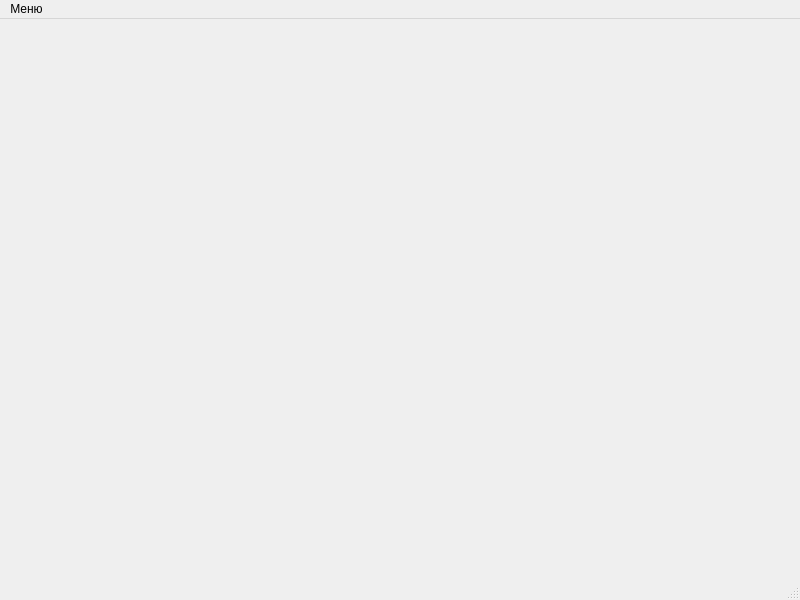
First picture: the form in ui/reports.ui, repository ilya3052/courseProject_adminPanel, before the edit.
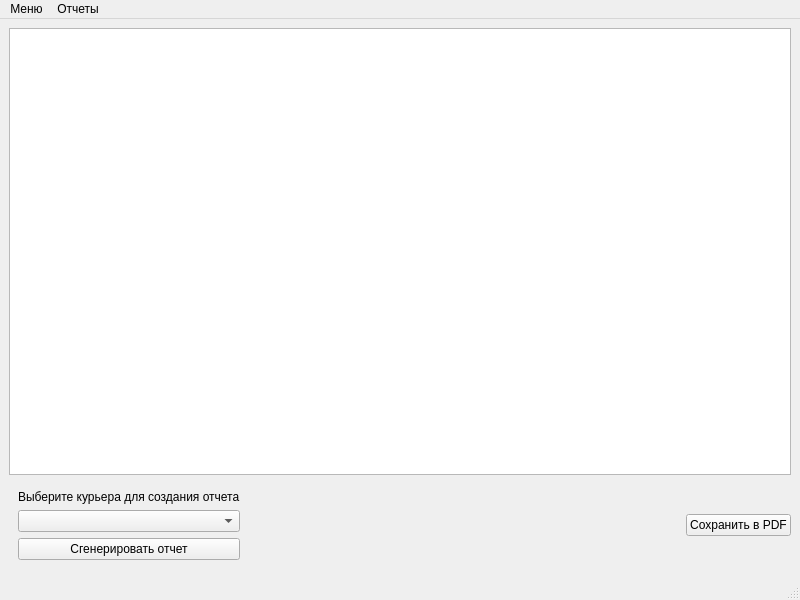
Second picture: the form after the edit.

Commit message: ref: разметка в .ui файлах

Diff of the .ui file:
```diff
--- a/ui/reports.ui
+++ b/ui/reports.ui
@@ -13,7 +13,65 @@
   <property name="windowTitle">
    <string>Отчеты</string>
   </property>
-  <widget class="QWidget" name="centralwidget"/>
+  <widget class="QWidget" name="centralwidget">
+   <layout class="QGridLayout" name="gridLayout">
+    <item row="1" column="0">
+     <widget class="QGroupBox" name="groupBox_2">
+      <property name="styleSheet">
+       <string notr="true">QGroupBox {border: none;}</string>
+      </property>
+      <property name="title">
+       <string/>
+      </property>
+      <layout class="QGridLayout" name="gridLayout_2">
+       <item row="0" column="0">
+        <widget class="QLabel" name="label">
+         <property name="text">
+          <string>Выберите курьера для создания отчета</string>
+         </property>
+        </widget>
+       </item>
+       <item row="2" column="0">
+        <widget class="QPushButton" name="generate_report">
+         <property name="enabled">
+          <bool>true</bool>
+         </property>
+         <property name="text">
+          <string>Сгенерировать отчет</string>
+         </property>
+        </widget>
+       </item>
+       <item row="1" column="0">
+        <widget class="QComboBox" name="courier_listbox"/>
+       </item>
+      </layout>
+     </widget>
+    </item>
+    <item row="0" column="0" colspan="3">
+     <widget class="QTableWidget" name="reports_fields"/>
+    </item>
+    <item row="1" column="2">
+     <widget class="QPushButton" name="save_as_PDF">
+      <property name="text">
+       <string>Сохранить в PDF</string>
+      </property>
+     </widget>
+    </item>
+    <item row="1" column="1">
+     <spacer name="horizontalSpacer">
+      <property name="orientation">
+       <enum>Qt::Orientation::Horizontal</enum>
+      </property>
+      <property name="sizeHint" stdset="0">
+       <size>
+        <width>40</width>
+        <height>20</height>
+       </size>
+      </property>
+     </spacer>
+    </item>
+   </layout>
+  </widget>
   <widget class="QMenuBar" name="menubar">
    <property name="geometry">
     <rect>
@@ -33,7 +91,16 @@
     <addaction name="separator"/>
     <addaction name="action_4"/>
    </widget>
+   <widget class="QMenu" name="menu_2">
+    <property name="title">
+     <string>Отчеты</string>
+    </property>
+    <addaction name="problematic_couriers"/>
+    <addaction name="report_by_courier"/>
+    <addaction name="full_analytical_report"/>
+   </widget>
    <addaction name="menu"/>
+   <addaction name="menu_2"/>
   </widget>
   <widget class="QStatusBar" name="statusbar"/>
   <action name="summary">
```
Left out of the diff: 24 changed lines with no effect on the pictures. The commit also changes 1 other file.
